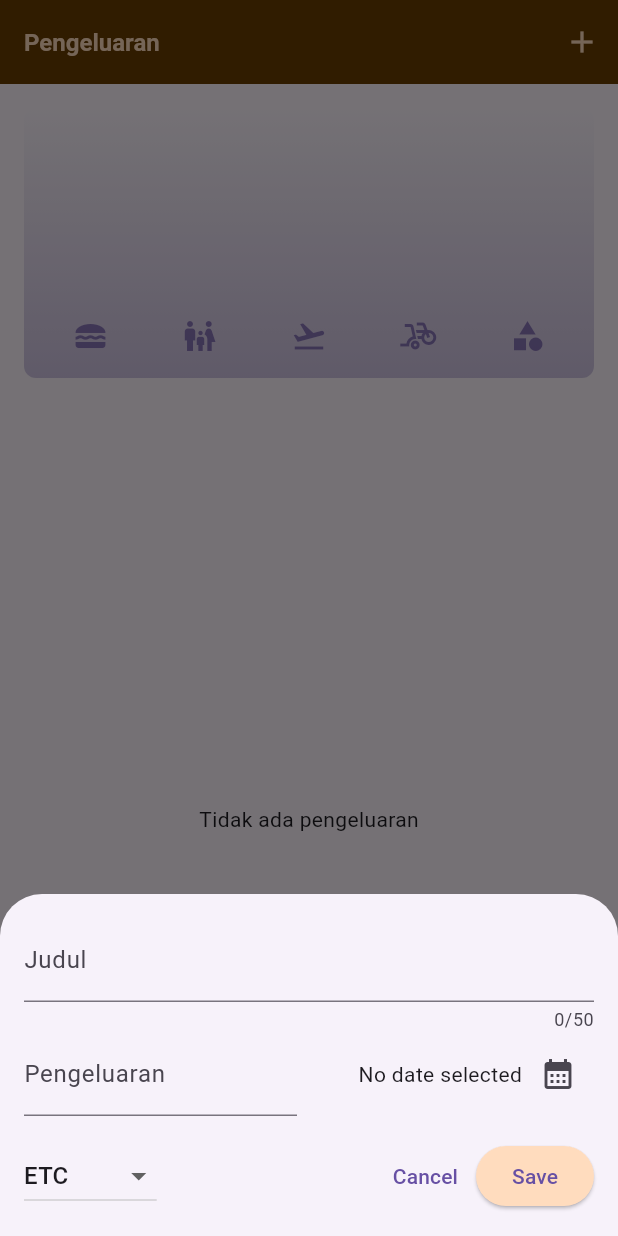
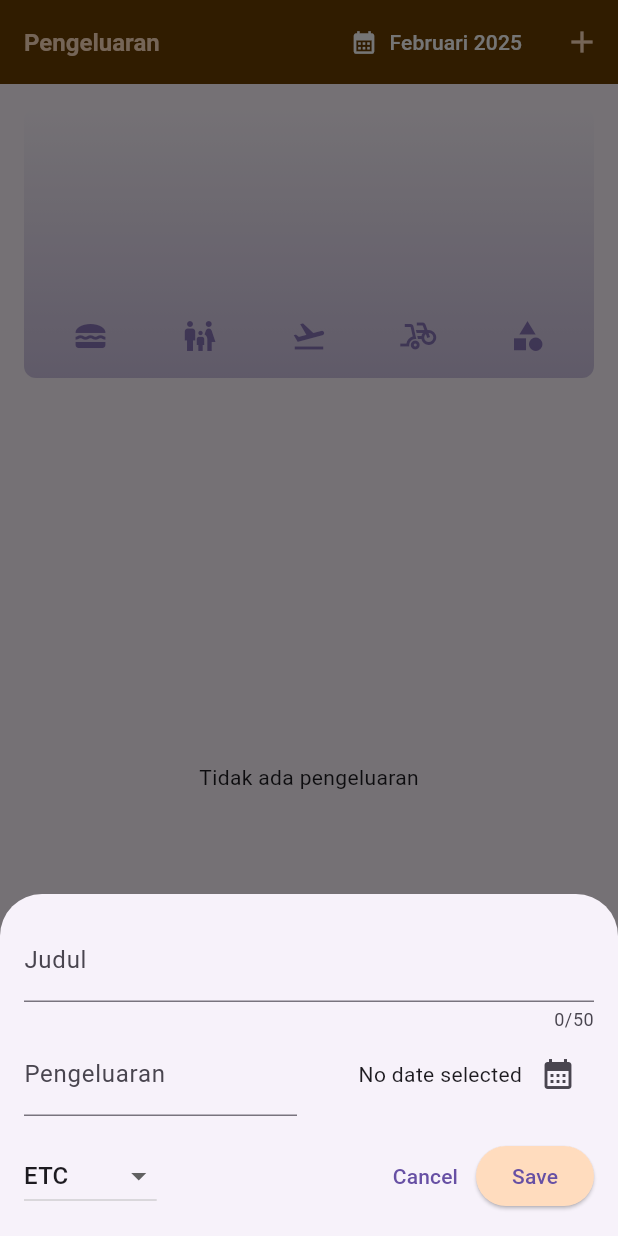
Before and after one commit to Resmincent/expenses-app, a Flutter app: the screen it shows after launch, after a tap on the "add" icon, on a phone screen of 412 x 824 dp. Run offline on Flutter 3.47's test engine with Material 3 defaults, Android fonts, the phone set to English and light mode, and no system bars; our stand-ins replace hive, hive_flutter; missing offline and left inert: month_year_picker; accounts and stored records are empty.

Commit message:
add total expense

```diff
--- a/lib/main.dart
+++ b/lib/main.dart
@@ -3,6 +3,9 @@ import 'package:flutter/material.dart';
 import 'package:flutter/services.dart';
 import 'package:hive_flutter/hive_flutter.dart';
 import 'package:expense_app/models/expense.dart';
+import 'package:flutter_localizations/flutter_localizations.dart';
+import 'package:month_year_picker/month_year_picker.dart';
+import 'package:intl/date_symbol_data_local.dart';
 
 var kColorScheme = ColorScheme.fromSeed(
   seedColor: const Color.fromARGB(255, 181, 122, 59),
@@ -10,6 +13,9 @@ var kColorScheme = ColorScheme.fromSeed(
 
 Future<void> main() async {
   WidgetsFlutterBinding.ensureInitialized();
+
+  // Initialize date formatting for Indonesian locale
+  await initializeDateFormatting('id_ID', null);
 
   // Set orientation
   await SystemChrome.setPreferredOrientations([
@@ -33,6 +39,18 @@ Future<void> main() async {
   runApp(
     MaterialApp(
       debugShowCheckedModeBanner: false,
+      // Add localization support
+      localizationsDelegates: const [
+        GlobalMaterialLocalizations.delegate,
+        GlobalWidgetsLocalizations.delegate,
+        GlobalCupertinoLocalizations.delegate,
+        MonthYearPickerLocalizations.delegate,
+      ],
+      supportedLocales: const [
+        Locale('id', 'ID'),
+        Locale('en', 'US'),
+      ],
+      locale: const Locale('id', 'ID'),
       theme: ThemeData().copyWith(
         useMaterial3: true,
         appBarTheme: const AppBarTheme().copyWith(
--- a/lib/widgets/expenses.dart
+++ b/lib/widgets/expenses.dart
@@ -4,6 +4,8 @@ import 'package:expense_app/models/expense.dart';
 import 'package:expense_app/widgets/new_expenses.dart';
 import 'package:flutter/material.dart';
 import 'package:hive_flutter/hive_flutter.dart';
+import 'package:intl/intl.dart';
+import 'package:month_year_picker/month_year_picker.dart';
 
 class Expenses extends StatefulWidget {
   const Expenses({super.key});
@@ -15,6 +17,7 @@ class Expenses extends StatefulWidget {
 class _ExpensesState extends State<Expenses> {
   late Box<Expense> _expenseBox;
   List<Expense> _registeredExpenses = [];
+  DateTime _selectedMonth = DateTime.now();
 
   @override
   void initState() {
@@ -33,6 +36,36 @@ class _ExpensesState extends State<Expenses> {
     });
   }
 
+  List<Expense> get _filteredExpenses {
+    return _registeredExpenses.where((expense) {
+      return expense.date.year == _selectedMonth.year &&
+          expense.date.month == _selectedMonth.month;
+    }).toList();
+  }
+
+  double get _totalMonthlyExpenses {
+    return _filteredExpenses.fold(
+      0.0,
+      (sum, expense) => sum + expense.amount,
+    );
+  }
+
+  void _showMonthPicker() async {
+    final picked = await showMonthYearPicker(
+      context: context,
+      initialDate: _selectedMonth,
+      firstDate: DateTime(2020),
+      lastDate: DateTime.now(),
+      locale: const Locale('id', 'ID'),
+    );
+
+    if (picked != null) {
+      setState(() {
+        _selectedMonth = picked;
+      });
+    }
+  }
+
   void _openAddExpenseOverlay() {
     showModalBottomSheet(
       isScrollControlled: true,
@@ -44,16 +77,29 @@ class _ExpensesState extends State<Expenses> {
   }
 
   Future<void> _addExpense(Expense expense) async {
-    setState(() {
-      _registeredExpenses.add(expense);
-    });
+    try {
+      final key = _expenseBox.length + 1;
+      await _expenseBox.put(key, expense);
+
+      setState(() {
+        _registeredExpenses.add(expense);
+      });
+    } catch (e) {
+      if (mounted) {
+        ScaffoldMessenger.of(context).showSnackBar(
+          const SnackBar(
+            content: Text('Failed to add expense. Please try again.'),
+            backgroundColor: Colors.red,
+          ),
+        );
+      }
+    }
   }
 
   Future<void> _removeExpense(Expense expense) async {
     final expenseIndex = _registeredExpenses.indexOf(expense);
     final deletedExpense = _registeredExpenses[expenseIndex];
 
-    // Find the key in Hive box for this expense
     final key = _expenseBox.keys.firstWhere(
       (k) => _expenseBox.get(k)?.id == expense.id,
       orElse: () => -1,
@@ -88,45 +134,78 @@ class _ExpensesState extends State<Expenses> {
   @override
   Widget build(BuildContext context) {
     final width = MediaQuery.of(context).size.width;
+    final formatter = NumberFormat.currency(
+      locale: 'id_ID',
+      symbol: 'Rp',
+      decimalDigits: 2,
+    );
 
     Widget mainContent = const Center(
       child: Text('Tidak ada pengeluaran'),
     );
 
-    if (_registeredExpenses.isNotEmpty) {
+    if (_filteredExpenses.isNotEmpty) {
       mainContent = ExpensesList(
-        expenses: _registeredExpenses,
+        expenses: _filteredExpenses,
         onRemoveExpense: _removeExpense,
       );
     }
 
     return Scaffold(
       appBar: AppBar(
-        title: const Text(
-          'Pengeluaran',
-        ),
+        title: const Text('Pengeluaran'),
         actions: [
+          TextButton.icon(
+            onPressed: _showMonthPicker,
+            icon: const Icon(
+              Icons.calendar_month,
+              color: Colors.white,
+            ),
+            label: Text(
+              DateFormat('MMMM yyyy', 'id_ID').format(_selectedMonth),
+              style: const TextStyle(color: Colors.white),
+            ),
+          ),
           IconButton(
             onPressed: _openAddExpenseOverlay,
-            icon: const Icon(
-              Icons.add,
-            ),
-          )
+            icon: const Icon(Icons.add),
+          ),
         ],
       ),
       body: width < 600
           ? Column(
               children: [
-                Chart(expenses: _registeredExpenses),
+                Chart(expenses: _filteredExpenses),
                 Expanded(child: mainContent),
               ],
             )
-          : Column(
+          : Row(
               children: [
-                Expanded(child: Chart(expenses: _registeredExpenses)),
+                Expanded(
+                  child: Chart(expenses: _filteredExpenses),
+                ),
                 Expanded(child: mainContent),
               ],
             ),
+      bottomNavigationBar: Container(
+        padding: const EdgeInsets.all(16),
+        child: Row(
+          mainAxisAlignment: MainAxisAlignment.spaceBetween,
+          children: [
+            Text(
+              'Total Pengeluaran Bulan Ini:',
+              style: Theme.of(context).textTheme.titleMedium,
+            ),
+            Text(
+              formatter.format(_totalMonthlyExpenses),
+              style: Theme.of(context).textTheme.titleLarge!.copyWith(
+                    fontWeight: FontWeight.bold,
+                    color: Theme.of(context).primaryColor,
+                  ),
+            ),
+          ],
+        ),
+      ),
     );
   }
 }
--- a/lib/widgets/new_expenses.dart
+++ b/lib/widgets/new_expenses.dart
@@ -45,7 +45,6 @@ class _NewExpensesState extends State<NewExpenses> {
 
   Future<void> _submitExpenseData() async {
     final enteredAmount = double.tryParse(_amountController.text);
-    print('Entered amount: $enteredAmount');
     final amountIsInvalid = enteredAmount == null || enteredAmount <= 0;
 
     if (_titleController.text.trim().isEmpty ||
@@ -79,11 +78,8 @@ class _NewExpensesState extends State<NewExpenses> {
         category: _selectedCategory,
       );
 
-      print('New expense created: ${newExpense.title}');
-
       // Save to Hive
       await _expenseBox.add(newExpense);
-      print('Expense added to box');
       // Call the callback function
       widget.onAddExpense(newExpense);
 
```
Also changed, not shown: pubspec.yaml (+3 -4 lines), pubspec.lock.
